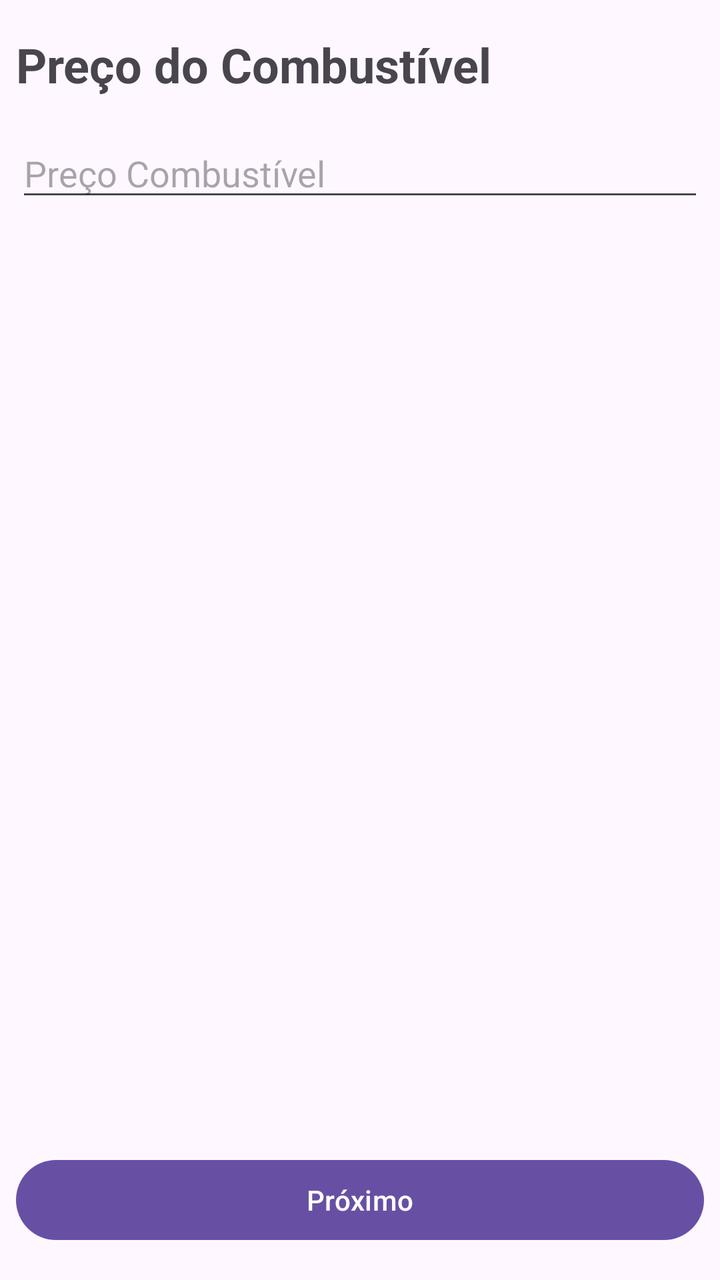
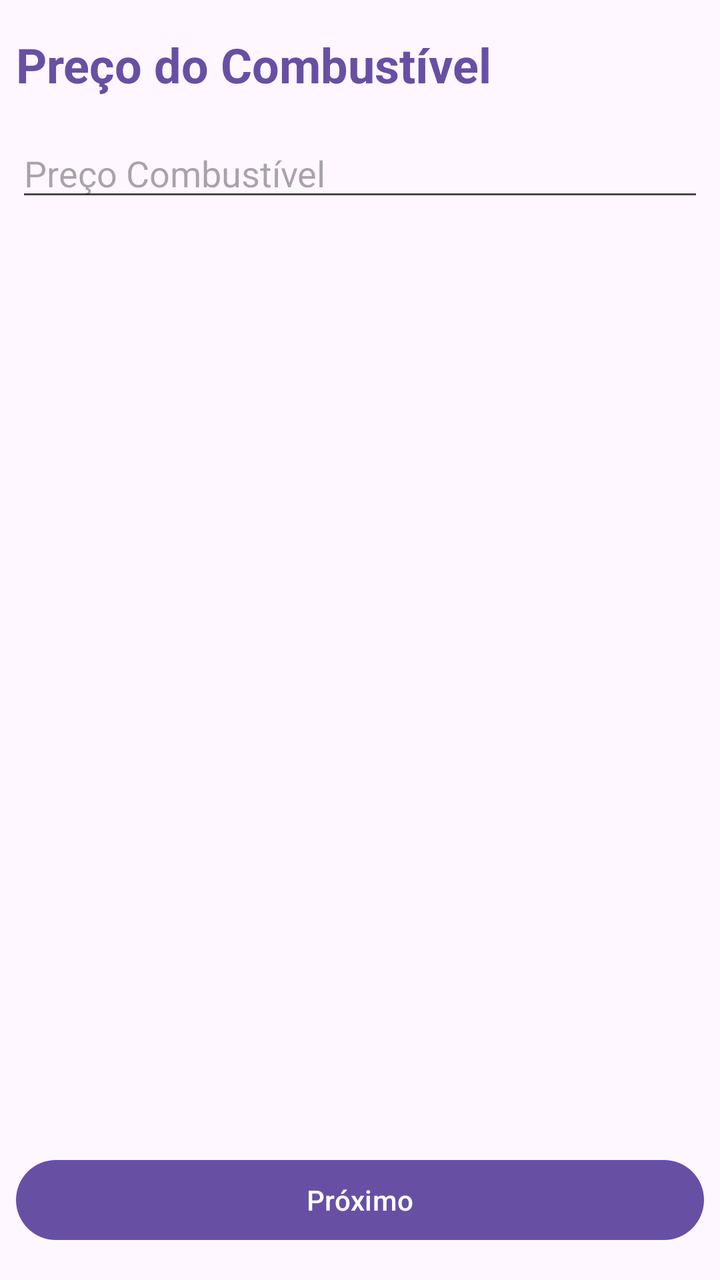

Two renders of the same Android screen: before a commit and after it. Below are the layout's source before the change and the commit's diff.
<!-- AndroidManifest.xml: application theme Theme.FuelCalculator -->
<!-- res/layout/activity_preco_combustivel.xml -->
<?xml version="1.0" encoding="utf-8"?>
<androidx.constraintlayout.widget.ConstraintLayout xmlns:android="http://schemas.android.com/apk/res/android"
    xmlns:app="http://schemas.android.com/apk/res-auto"
    xmlns:tools="http://schemas.android.com/tools"
    android:id="@+id/main"
    android:layout_width="match_parent"
    android:layout_height="match_parent"
    tools:context=".PrecoCombustivelActivity">

    <EditText
        android:id="@+id/edtPrecoCombustivel"
        android:layout_width="0dp"
        android:layout_height="wrap_content"
        android:layout_marginStart="8dp"
        android:layout_marginTop="16dp"
        android:layout_marginEnd="8dp"
        android:ems="10"
        android:hint="Preço Combustível"
        android:inputType="numberDecimal"
        app:layout_constraintEnd_toEndOf="parent"
        app:layout_constraintStart_toStartOf="parent"
        app:layout_constraintTop_toBottomOf="@+id/tvPrecoCombustivelTitulo" />

    <Button
        android:id="@+id/btnPrecoCombustivelProximo"
        android:layout_width="0dp"
        android:layout_height="wrap_content"
        android:layout_marginStart="8dp"
        android:layout_marginEnd="8dp"
        android:layout_marginBottom="16dp"
        android:text="Próximo"
        app:layout_constraintBottom_toBottomOf="parent"
        app:layout_constraintEnd_toEndOf="parent"
        app:layout_constraintHorizontal_bias="0.0"
        app:layout_constraintStart_toStartOf="parent"
        app:layout_constraintTop_toBottomOf="@+id/edtPrecoCombustivel"
        app:layout_constraintVertical_bias="1.0" />

    <TextView
        android:id="@+id/tvPrecoCombustivelTitulo"
        android:layout_width="wrap_content"
        android:layout_height="wrap_content"
        android:layout_marginStart="8dp"
        android:layout_marginTop="16dp"
        android:text="Preço do Combustível"
        android:textSize="24sp"
        android:textStyle="bold"
        app:layout_constraintStart_toStartOf="parent"
        app:layout_constraintTop_toTopOf="parent" />

</androidx.constraintlayout.widget.ConstraintLayout>
<!-- resources referenced by this layout -->
<resources>
  <style name="Theme.FuelCalculator" parent="Base.Theme.FuelCalculator" />
  <style name="Base.Theme.FuelCalculator" parent="Theme.Material3.DayNight.NoActionBar">
          
          
      </style>
</resources>

<!-- the commit's change to res/layout/activity_preco_combustivel.xml (unified diff, before → after) -->
@@ -43,6 +43,7 @@
         android:layout_marginStart="8dp"
         android:layout_marginTop="16dp"
         android:text="Preço do Combustível"
+        android:textColor="#ff6750a4"
         android:textSize="24sp"
         android:textStyle="bold"
         app:layout_constraintStart_toStartOf="parent"
